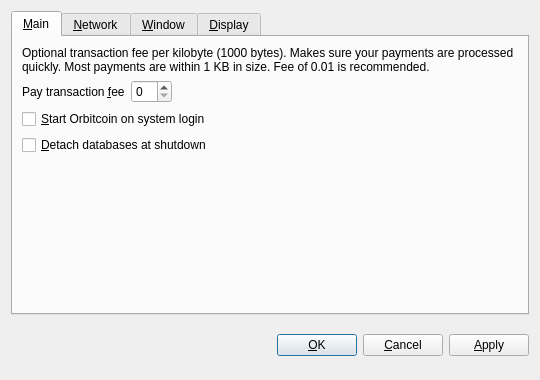
The window that src/qt/forms/optionsdialog.ui (TrezarCoin/TrezarCoin) describes before a commit, drawn with Qt 5.
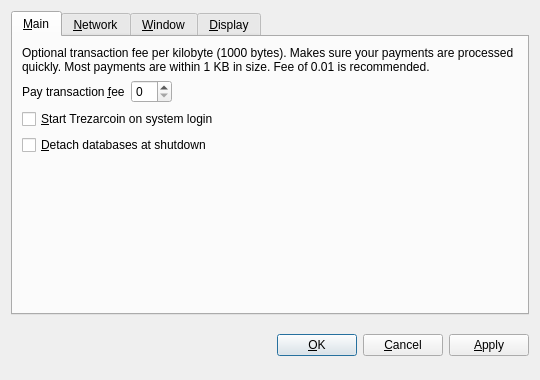
The same window after the commit. Custom widgets are drawn as their Qt base class.

Diff of the .ui file:
```diff
--- a/src/qt/forms/optionsdialog.ui
+++ b/src/qt/forms/optionsdialog.ui
@@ -82,7 +82,7 @@
           <string>Automatically start Orbitcoin after logging in to the system.</string>
          </property>
          <property name="text">
-          <string>&amp;Start Orbitcoin on system login</string>
+          <string>&amp;Start Trezarcoin on system login</string>
          </property>
         </widget>
        </item>
```
Left out of the diff: 10 changed lines with no effect on the pictures.
